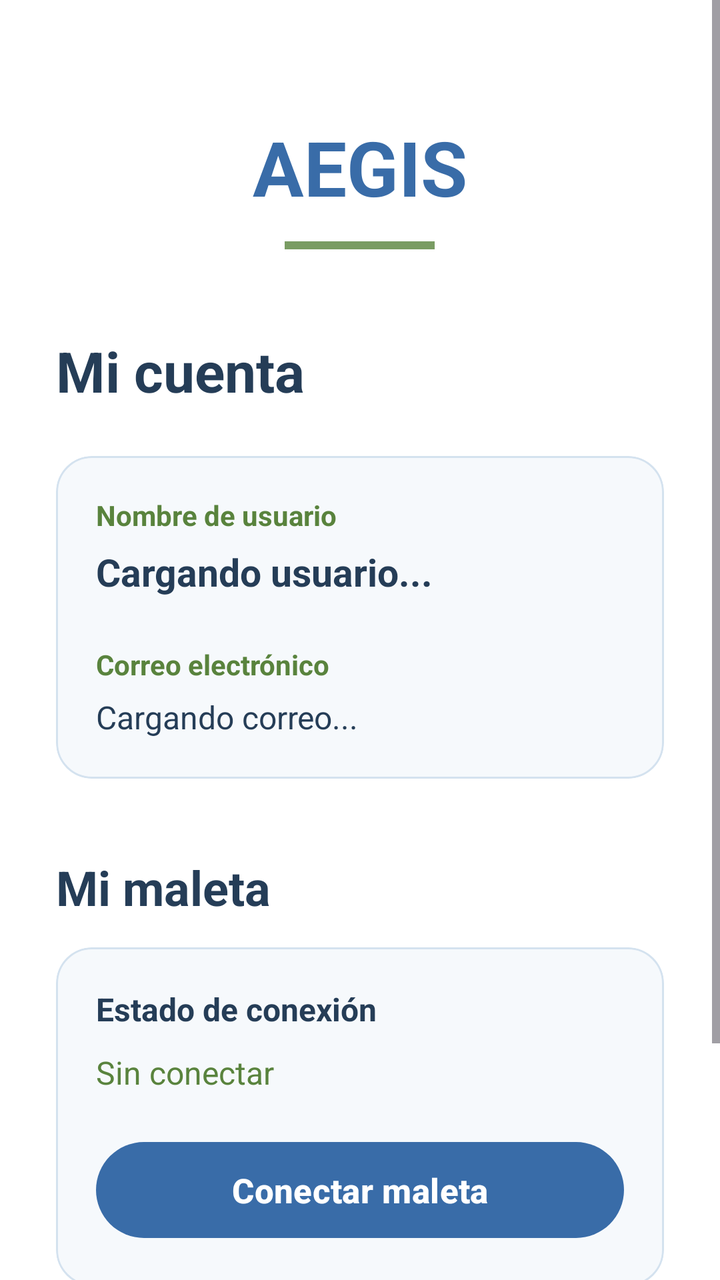
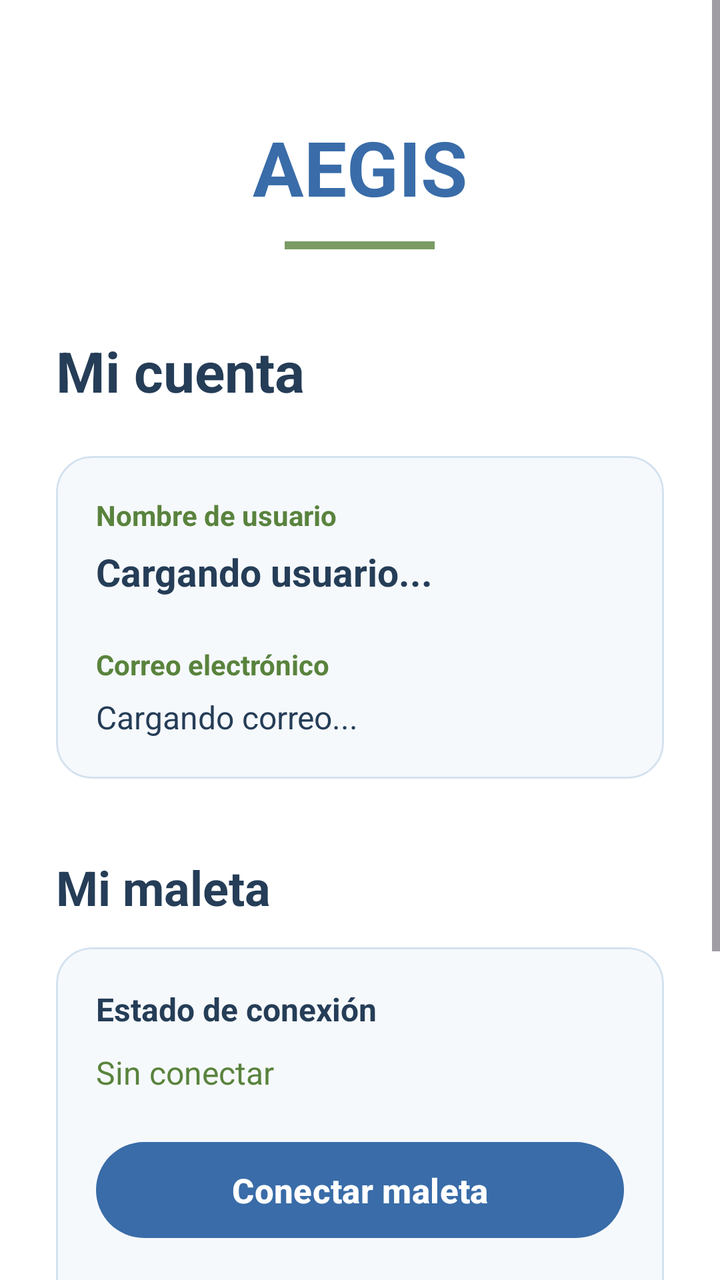

Screens rendered from an Android XML layout before and after an edit, with the pre-edit source and the edit as a unified diff.
<!-- AndroidManifest.xml: application theme Theme.AEGIS -->
<!-- res/layout/activity_cuenta.xml -->
<?xml version="1.0" encoding="utf-8"?>
<ScrollView
    xmlns:android="http://schemas.android.com/apk/res/android"
    xmlns:app="http://schemas.android.com/apk/res-auto"
    android:layout_width="match_parent"
    android:layout_height="match_parent"
    android:background="#FFFFFF"
    android:fillViewport="true">

    <LinearLayout
        android:layout_width="match_parent"
        android:layout_height="wrap_content"
        android:orientation="vertical"
        android:padding="28dp">

        
        <TextView
            android:layout_width="match_parent"
            android:layout_height="wrap_content"
            android:text="AEGIS"
            android:textColor="#396CA8"
            android:textSize="38sp"
            android:textStyle="bold"
            android:gravity="center"
            android:layout_marginTop="30dp"
            android:layout_marginBottom="12dp" />

        
        <View
            android:layout_width="75dp"
            android:layout_height="4dp"
            android:layout_gravity="center"
            android:background="#7A9C63"
            android:layout_marginBottom="42dp" />

        
        <TextView
            android:layout_width="match_parent"
            android:layout_height="wrap_content"
            android:text="Mi cuenta"
            android:textColor="#253D57"
            android:textSize="28sp"
            android:textStyle="bold"
            android:layout_marginBottom="24dp" />

        
        <com.google.android.material.card.MaterialCardView
            android:layout_width="match_parent"
            android:layout_height="wrap_content"
            app:cardBackgroundColor="#F6F9FC"
            app:cardCornerRadius="18dp"
            app:cardElevation="0dp"
            app:strokeColor="#D4E2EF"
            app:strokeWidth="1dp">

            <LinearLayout
                android:layout_width="match_parent"
                android:layout_height="wrap_content"
                android:orientation="vertical"
                android:padding="20dp">

                
                <TextView
                    android:layout_width="match_parent"
                    android:layout_height="wrap_content"
                    android:text="Nombre de usuario"
                    android:textColor="#59833D"
                    android:textSize="14sp"
                    android:textStyle="bold" />

                
                <TextView
                    android:id="@+id/tvNombreUsuario"
                    android:layout_width="match_parent"
                    android:layout_height="wrap_content"
                    android:text="Cargando usuario..."
                    android:textColor="#253D57"
                    android:textSize="19sp"
                    android:textStyle="bold"
                    android:layout_marginTop="6dp" />

                
                <TextView
                    android:layout_width="match_parent"
                    android:layout_height="wrap_content"
                    android:text="Correo electrónico"
                    android:textColor="#59833D"
                    android:textSize="14sp"
                    android:textStyle="bold"
                    android:layout_marginTop="24dp" />

                
                <TextView
                    android:id="@+id/tvCorreoUsuario"
                    android:layout_width="match_parent"
                    android:layout_height="wrap_content"
                    android:text="Cargando correo..."
                    android:textColor="#253D57"
                    android:textSize="16sp"
                    android:layout_marginTop="6dp" />

            </LinearLayout>

        </com.google.android.material.card.MaterialCardView>

        
        <TextView
            android:layout_width="match_parent"
            android:layout_height="wrap_content"
            android:text="Mi maleta"
            android:textColor="#253D57"
            android:textSize="24sp"
            android:textStyle="bold"
            android:layout_marginTop="38dp"
            android:layout_marginBottom="14dp" />

        
        <com.google.android.material.card.MaterialCardView
            android:layout_width="match_parent"
            android:layout_height="wrap_content"
            app:cardBackgroundColor="#F6F9FC"
            app:cardCornerRadius="18dp"
            app:cardElevation="0dp"
            app:strokeColor="#D4E2EF"
            app:strokeWidth="1dp">

            <LinearLayout
                android:layout_width="match_parent"
                android:layout_height="wrap_content"
                android:orientation="vertical"
                android:padding="20dp">

                <TextView
                    android:layout_width="match_parent"
                    android:layout_height="wrap_content"
                    android:text="Estado de conexión"
                    android:textColor="#253D57"
                    android:textSize="16sp"
                    android:textStyle="bold" />

                
                <TextView
                    android:id="@+id/tvEstadoConexion"
                    android:layout_width="match_parent"
                    android:layout_height="wrap_content"
                    android:text="Sin conectar"
                    android:textColor="#59833D"
                    android:textSize="16sp"
                    android:layout_marginTop="10dp" />

                
                <com.google.android.material.button.MaterialButton
                    android:id="@+id/btnConectarMaleta"
                    android:layout_width="match_parent"
                    android:layout_height="56dp"
                    android:layout_marginTop="20dp"
                    android:text="Conectar maleta"
                    android:textColor="#FFFFFF"
                    android:textStyle="bold"
                    android:textSize="17sp"
                    android:textAllCaps="false"
                    app:backgroundTint="#396CA8"
                    app:cornerRadius="28dp" />

            </LinearLayout>

        </com.google.android.material.card.MaterialCardView>

        
        <com.google.android.material.button.MaterialButton
            android:id="@+id/btnCerrarSesion"
            android:layout_width="match_parent"
            android:layout_height="56dp"
            android:layout_marginTop="34dp"
            android:layout_marginBottom="24dp"
            android:text="Cerrar sesión"
            android:textColor="#FFFFFF"
            android:textStyle="bold"
            android:textSize="17sp"
            android:textAllCaps="false"
            app:backgroundTint="#59833D"
            app:cornerRadius="28dp" />

    </LinearLayout>

</ScrollView>
<!-- resources referenced by this layout -->
<resources>
  <style name="Theme.AEGIS" parent="Base.Theme.AEGIS" />
  <style name="Base.Theme.AEGIS" parent="Theme.Material3.DayNight.NoActionBar">
          
          
      </style>
</resources>

<!-- the commit's change to res/layout/activity_cuenta.xml (unified diff, before → after) -->
@@ -162,6 +162,19 @@
                     app:backgroundTint="#396CA8"
                     app:cornerRadius="28dp" />
 
+                <com.google.android.material.button.MaterialButton
+                    android:id="@+id/golpes"
+                    android:layout_width="match_parent"
+                    android:layout_height="56dp"
+                    android:layout_marginTop="20dp"
+                    android:text="Historial Detecciones"
+                    android:textAllCaps="false"
+                    android:textColor="#FFFFFF"
+                    android:textSize="17sp"
+                    android:textStyle="bold"
+                    app:backgroundTint="#396CA8"
+                    app:cornerRadius="28dp" />
+
             </LinearLayout>
 
         </com.google.android.material.card.MaterialCardView>
